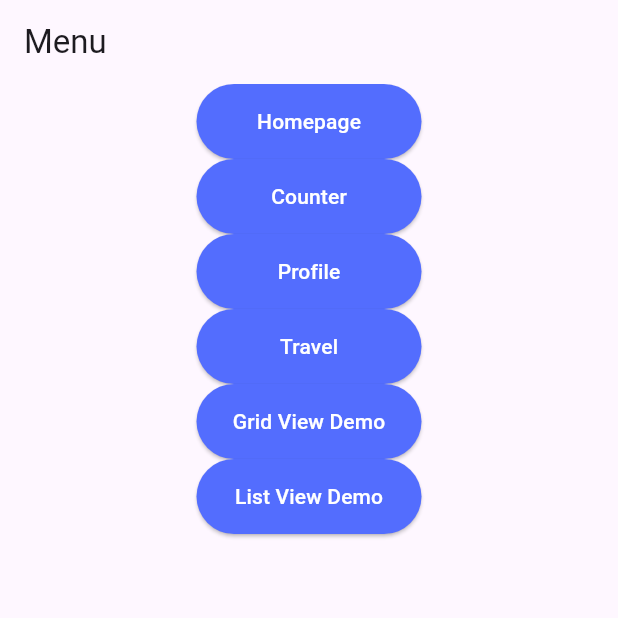
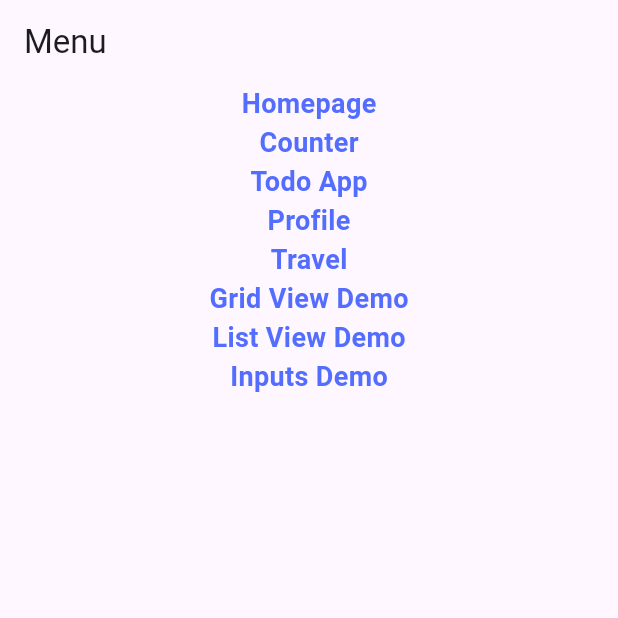
Before and after one commit to developerjayuk/playground-flutter, a Flutter app: the screen it shows after launch, on a phone screen of 412 x 824 dp, the top half of it. Run offline on Flutter 3.47's test engine with Material 3 defaults, Android fonts, the light colour scheme and no system bars; our stand-ins replace rxdart, sqflite; accounts and stored records are empty.

Commit message:
starting todo app

```diff
--- a/widget_basics/lib/src/home_page.dart
+++ b/widget_basics/lib/src/home_page.dart
@@ -1,8 +1,10 @@
 import 'package:flutter/material.dart';
 import 'package:widget_basics/src/screens/counter_page.dart';
 import 'package:widget_basics/src/screens/profile_page.dart';
+import 'package:widget_basics/src/screens/todo_page.dart';
 import 'package:widget_basics/src/screens/travel_page.dart';
 import 'package:widget_basics/src/widgets/grid_view_demo.dart';
+import 'package:widget_basics/src/widgets/inputs_demo.dart';
 import 'package:widget_basics/src/widgets/list_view_demo.dart';
 
 class HomePage extends StatelessWidget {
@@ -15,65 +17,133 @@ class HomePage extends StatelessWidget {
       body: Center(
         child: Column(
           children: [
-            ElevatedButton(
-              style: ElevatedButton.styleFrom(fixedSize: Size(150, 50), backgroundColor: Colors.indigoAccent),
-              onPressed: () {
+            GestureDetector(
+              onTap: () {
                 Navigator.push(
                   context,
                   MaterialPageRoute(builder: (context) => HomePage()),
                 );
               },
-              child: Text('Homepage', style: TextStyle(color: Colors.white),),
+              child: Text(
+                'Homepage',
+                style: TextStyle(
+                  color: Colors.indigoAccent,
+                  fontSize: 18,
+                  fontWeight: FontWeight.bold,
+                ),
+              ),
             ),
-            ElevatedButton(
-              style: ElevatedButton.styleFrom(fixedSize: Size(150, 50), backgroundColor: Colors.indigoAccent),
-              onPressed: () {
+            GestureDetector(
+              onTap: () {
                 Navigator.push(
                   context,
                   MaterialPageRoute(builder: (context) => CounterPage()),
                 );
               },
-              child: Text('Counter', style: TextStyle(color: Colors.white),),
+              child: Text(
+                'Counter',
+                style: TextStyle(
+                  color: Colors.indigoAccent,
+                  fontSize: 18,
+                  fontWeight: FontWeight.bold,
+                ),
+              ),
             ),
-            ElevatedButton(
-              style: ElevatedButton.styleFrom(fixedSize: Size(150, 50), backgroundColor: Colors.indigoAccent),
-              onPressed: () {
+            GestureDetector(
+              onTap: () {
+                Navigator.push(
+                  context,
+                  MaterialPageRoute(builder: (context) => TodoPage()),
+                );
+              },
+              child: Text(
+                'Todo App',
+                style: TextStyle(
+                  color: Colors.indigoAccent,
+                  fontSize: 18,
+                  fontWeight: FontWeight.bold,
+                ),
+              ),
+            ),
+            GestureDetector(
+              onTap: () {
                 Navigator.push(
                   context,
                   MaterialPageRoute(builder: (context) => ProfilePage()),
                 );
               },
-              child: Text('Profile', style: TextStyle(color: Colors.white),),
+              child: Text(
+                'Profile',
+                style: TextStyle(
+                  color: Colors.indigoAccent,
+                  fontSize: 18,
+                  fontWeight: FontWeight.bold,
+                ),
+              ),
             ),
-            ElevatedButton(
-              style: ElevatedButton.styleFrom(fixedSize: Size(150, 50), backgroundColor: Colors.indigoAccent),
-              onPressed: () {
+            GestureDetector(
+              onTap: () {
                 Navigator.push(
                   context,
                   MaterialPageRoute(builder: (context) => TravelPage()),
                 );
               },
-              child: Text('Travel', style: TextStyle(color: Colors.white),),
+              child: Text(
+                'Travel',
+                style: TextStyle(
+                  color: Colors.indigoAccent,
+                  fontSize: 18,
+                  fontWeight: FontWeight.bold,
+                ),
+              ),
             ),
-            ElevatedButton(
-              style: ElevatedButton.styleFrom(fixedSize: Size(150, 50), backgroundColor: Colors.indigoAccent),
-              onPressed: () {
+            GestureDetector(
+              onTap: () {
                 Navigator.push(
                   context,
                   MaterialPageRoute(builder: (context) => GridViewDemo()),
                 );
               },
-              child: Text('Grid View Demo', style: TextStyle(color: Colors.white),),
+              child: Text(
+                'Grid View Demo',
+                style: TextStyle(
+                  color: Colors.indigoAccent,
+                  fontSize: 18,
+                  fontWeight: FontWeight.bold,
+                ),
+              ),
             ),
-            ElevatedButton(
-              style: ElevatedButton.styleFrom(fixedSize: Size(150, 50), backgroundColor: Colors.indigoAccent),
-              onPressed: () {
+            GestureDetector(
+              onTap: () {
                 Navigator.push(
                   context,
                   MaterialPageRoute(builder: (context) => ListViewDemo()),
                 );
               },
-              child: Text('List View Demo', style: TextStyle(color: Colors.white),),
+              child: Text(
+                'List View Demo',
+                style: TextStyle(
+                  color: Colors.indigoAccent,
+                  fontSize: 18,
+                  fontWeight: FontWeight.bold,
+                ),
+              ),
+            ),
+            GestureDetector(
+              onTap: () {
+                Navigator.push(
+                  context,
+                  MaterialPageRoute(builder: (context) => InputsDemo()),
+                );
+              },
+              child: Text(
+                'Inputs Demo',
+                style: TextStyle(
+                  color: Colors.indigoAccent,
+                  fontSize: 18,
+                  fontWeight: FontWeight.bold,
+                ),
+              ),
             ),
           ],
         ),
--- a/widget_basics/lib/src/screens/counter_page.dart
+++ b/widget_basics/lib/src/screens/counter_page.dart
@@ -26,7 +26,8 @@ class _CounterPageState extends State<CounterPage> {
         child: Column(
           mainAxisSize: MainAxisSize.min,
           children: [
-            Text('You have pushed the button too many times!!!!'),
+            if (count >= 10)
+              Text('You have pushed the button too many times!!!!'),
             Text("$count", style: TextStyle(fontSize: 50.0)),
           ],
         ),
```
Also changed, not shown: widget_basics/lib/src/screens/todo_page.dart (added, +149 -0 lines), widget_basics/lib/src/screens/travel_page.dart (+36 -2 lines), widget_basics/lib/src/widgets/inputs_demo.dart (added, +107 -0 lines).
